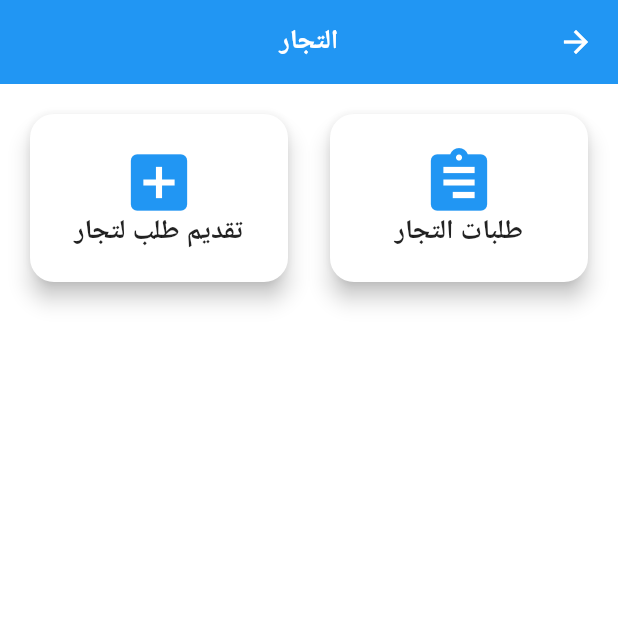
After one commit to Mo963syr/PartTec, a Flutter app: the SupplierDashboard screen opened directly, after a tap on "التجار", on a phone screen of 412 x 824 dp, the top half of it. The commit adds this screen. Run offline on Flutter 3.47's test engine with Material 3 defaults, Android fonts, the phone set to English and light mode, and no system bars; our stand-ins replace fl_chart, flutter_map, image_picker, latlong2, shared_preferences; missing offline and left inert: qr_code_scanner; accounts and stored records are empty.

Commit message:
add traders dashboard with cards for orders and request, linked from supplier dashboard

```diff
--- /dev/null
+++ b/PartTecApp/FrontEnd/parttec/lib/screens/supplier/sellers.dart
@@ -0,0 +1,101 @@
+import 'package:flutter/material.dart';
+import 'package:parttec/screens/order/recommendation_orders_page.dart';
+
+import '../recommendation/request_recommendation_page.dart';
+
+class TradersDashboard extends StatelessWidget {
+  const TradersDashboard({super.key});
+
+  @override
+  Widget build(BuildContext context) {
+    return Directionality(
+      textDirection: TextDirection.rtl,
+      child: Scaffold(
+        appBar: AppBar(
+          title: const Text('التجار'),
+          centerTitle: true,
+          backgroundColor: Colors.blue,
+        ),
+        body: Padding(
+          padding: const EdgeInsets.all(16.0),
+          child: GridView.count(
+            crossAxisCount: 2,
+            mainAxisSpacing: 20,
+            crossAxisSpacing: 20,
+            childAspectRatio: 3 / 2,
+            children: [
+              _buildCard(
+                icon: Icons.assignment,
+                title: 'طلبات التجار',
+                onTap: () {
+                  Navigator.push(
+                    context,
+                    MaterialPageRoute(
+                      builder: (_) => const RecommendationOrdersPage(
+                          roleOverride: 'seller'),
+                    ),
+                  );
+                },
+              ),
+              _buildCard(
+                icon: Icons.add_box,
+                title: 'تقديم طلب لتجار',
+                onTap: () {
+                  Navigator.push(
+                    context,
+                    MaterialPageRoute(
+                      builder: (_) => const RequestRecommendationPage(),
+                    ),
+                  );
+                },
+              ),
+            ],
+          ),
+        ),
+      ),
+    );
+  }
+
+  Widget _buildCard({
+    required IconData icon,
+    required String title,
+    required VoidCallback onTap,
+  }) {
+    return Card(
+      elevation: 6,
+      shape: RoundedRectangleBorder(
+        borderRadius: BorderRadius.circular(16),
+      ),
+      color: Colors.white,
+      child: InkWell(
+        onTap: onTap,
+        borderRadius: BorderRadius.circular(16),
+        child: Padding(
+          padding: const EdgeInsets.all(16.0),
+          child: Center(
+            child: Column(
+              mainAxisAlignment: MainAxisAlignment.center,
+              children: [
+                Flexible(
+                  child: Icon(icon, size: 50, color: Colors.blue),
+                ),
+                const SizedBox(height: 12),
+                Flexible(
+                  child: Text(
+                    title,
+                    textAlign: TextAlign.center,
+                    style: const TextStyle(
+                      fontSize: 18,
+                      fontWeight: FontWeight.bold,
+                      color: Colors.black87,
+                    ),
+                  ),
+                ),
+              ],
+            ),
+          ),
+        ),
+      ),
+    );
+  }
+}
--- a/PartTecApp/FrontEnd/parttec/lib/screens/supplier/supplier_dashboard.dart
+++ b/PartTecApp/FrontEnd/parttec/lib/screens/supplier/supplier_dashboard.dart
@@ -9,6 +9,7 @@ import '../part/added_parts_page.dart';
 import '../recommendation/recommendation_requests_page.dart';
 import 'seller_reviews_page.dart';
 import 'DeliveredOrdersPage.dart.dart';
+import 'sellers.dart';
 
 class SupplierDashboard extends StatelessWidget {
   const SupplierDashboard({super.key});
@@ -103,14 +104,13 @@ class SupplierDashboard extends StatelessWidget {
               },
             ),
             _buildCard(
-              icon: Icons.recommend,
-              title: 'طلبات تجار',
+              icon: Icons.storefront,
+              title: 'التجار',
               onTap: () {
                 Navigator.push(
                   context,
                   MaterialPageRoute(
-                    builder: (_) =>
-                        RecommendationOrdersPage(roleOverride: 'seller'),
+                    builder: (_) => const TradersDashboard(),
                   ),
                 );
               },
```
